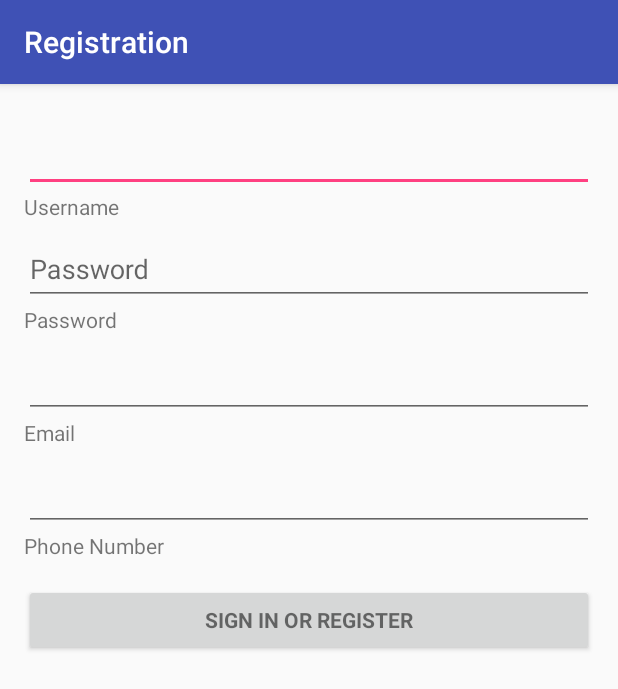
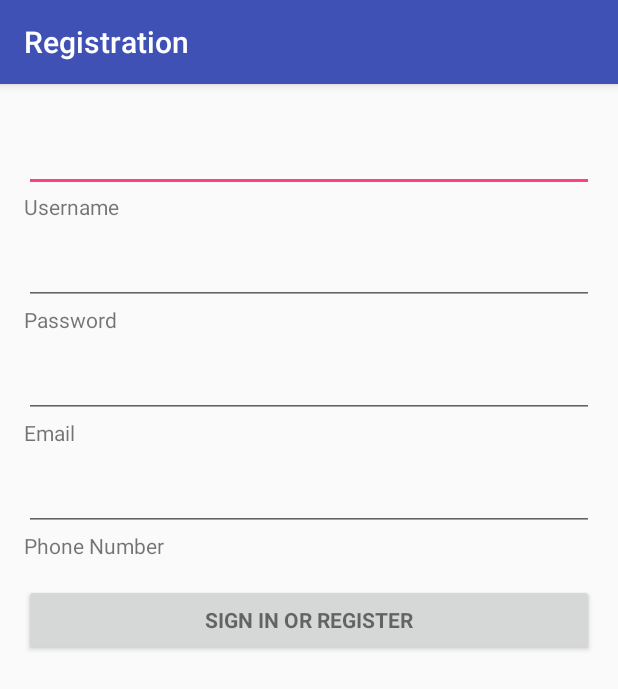
Before and after one commit to biggamehunt/treasurehuntturin, an Android app: the RegistrationActivity screen opened directly, with no data from a screen before it, on a phone screen of 412 x 824 dp. Shown: the top 689 px of the screen. Run offline under Robolectric (Android 15) with nearby library versions, the phone set to English and light mode, and no system bars.

Commit message:
add Registrationactivity

```diff
--- a/app/src/main/res/layout/activity_registration.xml
+++ b/app/src/main/res/layout/activity_registration.xml
@@ -57,7 +57,6 @@
                 android:id="@+id/registration_password"
                 android:layout_width="match_parent"
                 android:layout_height="wrap_content"
-                android:hint="@string/password"
                 android:imeActionId="@+id/login"
                 android:imeOptions="actionUnspecified"
                 android:inputType="textPassword"
@@ -84,7 +83,7 @@
                 android:layout_width="match_parent"
                 android:layout_height="wrap_content"
                 android:maxLines="1"
-                android:inputType="numberDecimal"
+
                 android:singleLine="true"/>
 
         </android.support.design.widget.TextInputLayout>
@@ -107,6 +106,7 @@
                 android:layout_width="match_parent"
                 android:layout_height="wrap_content"
                 android:maxLines="1"
+                android:inputType="numberDecimal"
                 android:singleLine="true"/>
 
         </android.support.design.widget.TextInputLayout>
@@ -119,7 +119,7 @@
             android:layout_marginTop="16dp"
             android:text="@string/action_sign_in"
             android:textStyle="bold"
-            android:onClick="login"
+            android:onClick="registration"
             android:layout_weight="4.71" />
 
     </LinearLayout>
```
